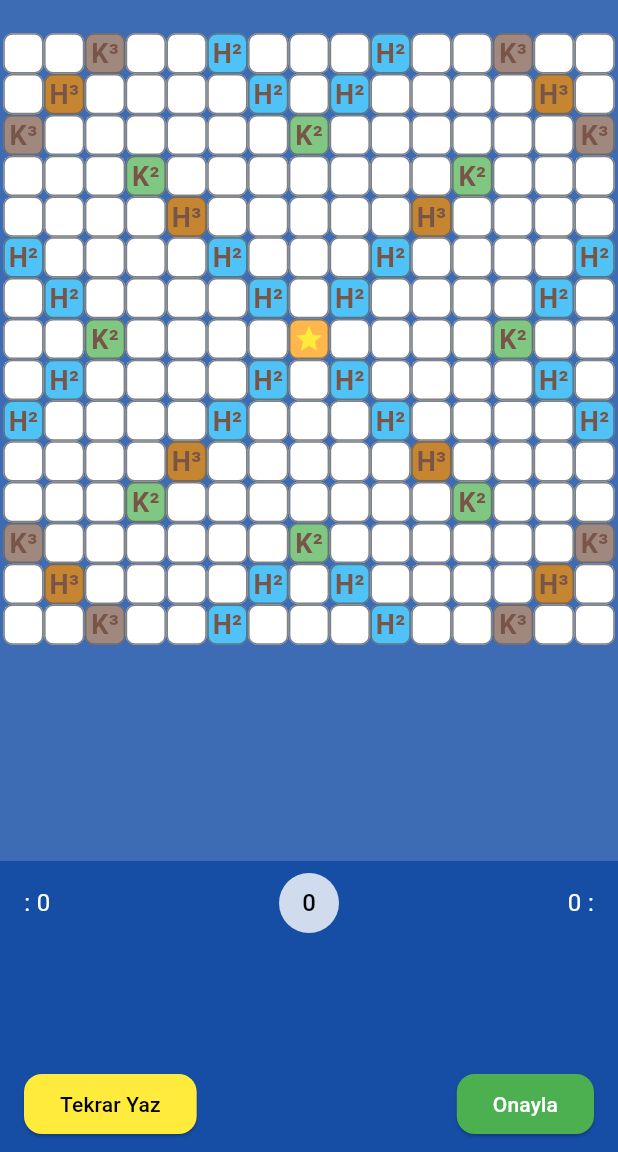
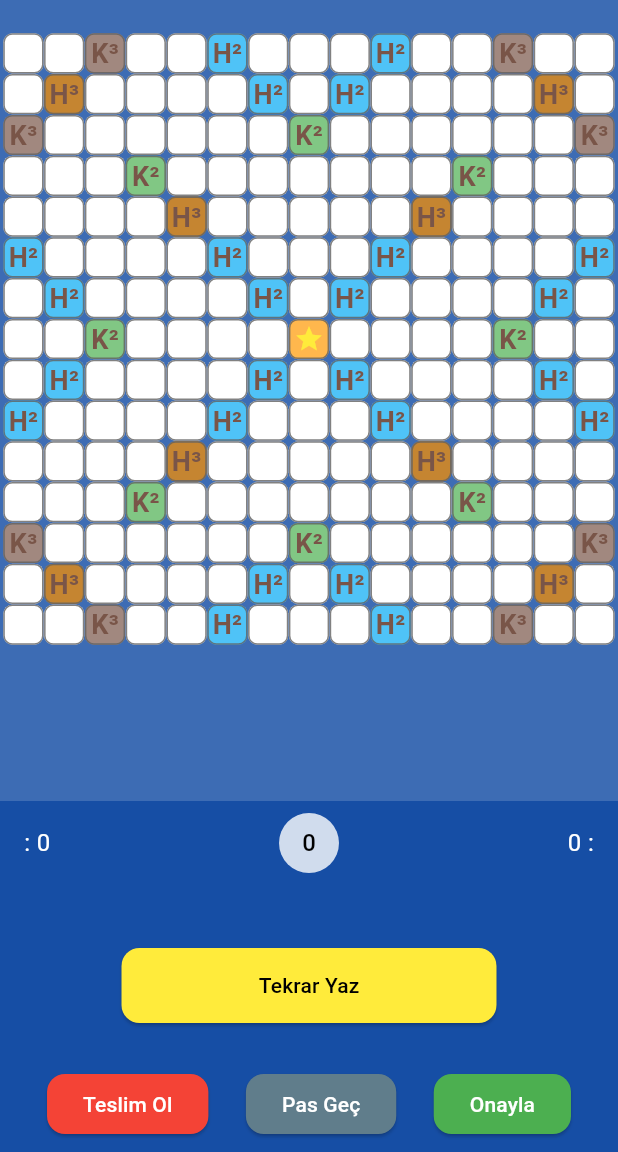
Before and after one commit to OsmanGundogdu/Kelime-Mayinlari, a Flutter app: the GameScreen screen opened directly with empty values, on a phone screen of 412 x 824 dp, the part 84-1236 px from its top. Run offline on Flutter 3.47's test engine with Material 3 defaults, Android fonts, the phone set to English and light mode, and no system bars; our stand-ins replace cloud_firestore, firebase_core; accounts and stored records are empty.

Commit message:
give up and pass buttons came. give up doesnt work healthy I think. compeleted games screen works but the tiles doesnt show the scores correctly.

```diff
--- a/lib/Oyun Ekrani/game_screen_bottom_panel.dart
+++ b/lib/Oyun Ekrani/game_screen_bottom_panel.dart
@@ -12,6 +12,8 @@ class BottomPanel extends StatelessWidget {
   final Function(Map<String, dynamic>) onLetterTap;
   final VoidCallback onSubmitPressed;
   final VoidCallback onResetPressed;
+  final VoidCallback onPassPressed;
+  final VoidCallback onSurrenderPressed;
 
   const BottomPanel({
     super.key,
@@ -26,6 +28,8 @@ class BottomPanel extends StatelessWidget {
     required this.onLetterTap,
     required this.onSubmitPressed,
     required this.onResetPressed,
+    required this.onPassPressed,
+    required this.onSurrenderPressed,
   });
 
   @override
@@ -58,7 +62,7 @@ class BottomPanel extends StatelessWidget {
                   style: const TextStyle(color: Colors.white, fontSize: 16)),
             ],
           ),
-          const SizedBox(height: 40),
+          const SizedBox(height: 25),
           Row(
             mainAxisAlignment: MainAxisAlignment.center,
             children: letters.map((letter) {
@@ -116,11 +120,16 @@ class BottomPanel extends StatelessWidget {
               );
             }).toList(),
           ),
-          const SizedBox(height: 50),
-          Row(
-            mainAxisAlignment: MainAxisAlignment.spaceBetween,
+          const SizedBox(height: 25),
+          Column(
+            mainAxisSize: MainAxisSize.min,
+            crossAxisAlignment: CrossAxisAlignment.center,
             children: [
-              ElevatedButton(
+              Center(
+                child: SizedBox(
+                  width: 250,
+                  height: 50,
+                  child: ElevatedButton(
                     onPressed: onResetPressed,
                     style: ElevatedButton.styleFrom(
                       backgroundColor: Colors.yellow,
@@ -131,6 +140,36 @@ class BottomPanel extends StatelessWidget {
                     child: const Text('Tekrar Yaz',
                         style: TextStyle(color: Colors.black)),
                   ),
+                ),
+              ),
+              const SizedBox(height: 30),
+              Row(
+                mainAxisAlignment: MainAxisAlignment.center,
+                children: [
+                  ElevatedButton(
+                    onPressed: onSurrenderPressed,
+                    style: ElevatedButton.styleFrom(
+                      backgroundColor: Colors.red,
+                      shape: RoundedRectangleBorder(
+                        borderRadius: BorderRadius.circular(12),
+                      ),
+                    ),
+                    child: const Text('Teslim Ol',
+                        style: TextStyle(color: Colors.white)),
+                  ),
+                  const SizedBox(width: 25),
+                  ElevatedButton(
+                    onPressed: onPassPressed,
+                    style: ElevatedButton.styleFrom(
+                      backgroundColor: Colors.blueGrey,
+                      shape: RoundedRectangleBorder(
+                        borderRadius: BorderRadius.circular(12),
+                      ),
+                    ),
+                    child: const Text('Pas Geç',
+                        style: TextStyle(color: Colors.white)),
+                  ),
+                  const SizedBox(width: 25),
                   ElevatedButton(
                     onPressed: onSubmitPressed,
                     style: ElevatedButton.styleFrom(
@@ -139,11 +178,13 @@ class BottomPanel extends StatelessWidget {
                         borderRadius: BorderRadius.circular(12),
                       ),
                     ),
-                child:
-                    const Text('Onayla', style: TextStyle(color: Colors.white)),
+                    child: const Text('Onayla',
+                        style: TextStyle(color: Colors.white)),
                   ),
                 ],
               ),
+            ],
+          )
         ],
       ),
     );
```
Also changed, not shown: lib/Oyun Ekrani/game_screen.dart (+99 -42 lines), lib/home_screen.dart (+44 -8 lines). Lines whose indentation alone changed are shown as unchanged.
